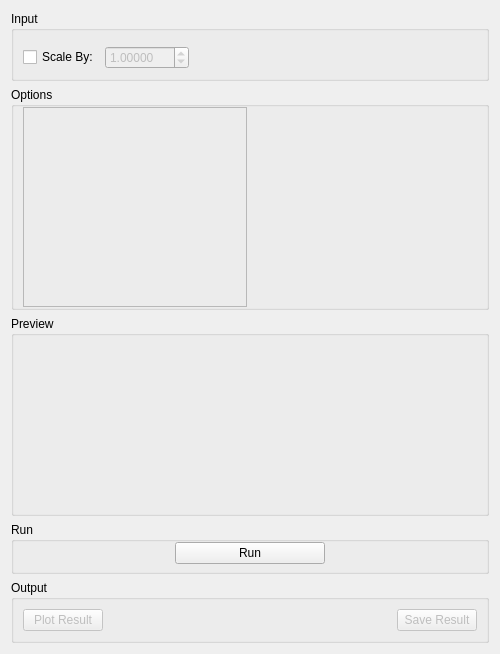
mantidproject/mantid, file qt/scientific_interfaces/Indirect/IndirectMoments.ui: the form before one commit.
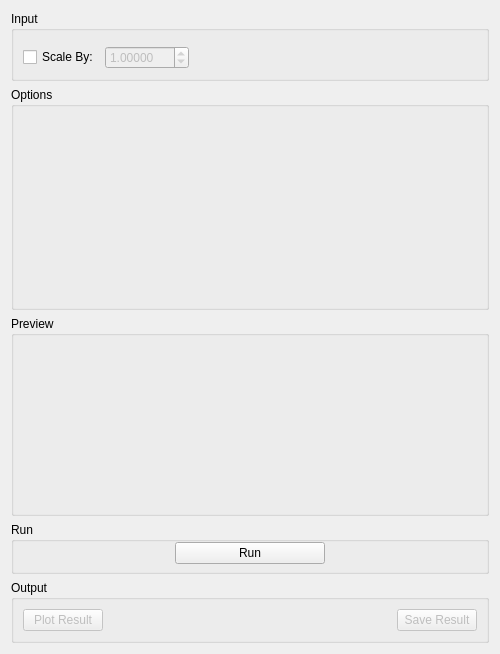
The form after the commit. Custom widgets are drawn as their Qt base class.

```diff
--- a/qt/scientific_interfaces/Indirect/IndirectMoments.ui
+++ b/qt/scientific_interfaces/Indirect/IndirectMoments.ui
@@ -121,12 +121,6 @@
           <height>0</height>
          </size>
         </property>
-        <property name="frameShape">
-         <enum>QFrame::StyledPanel</enum>
-        </property>
-        <property name="frameShadow">
-         <enum>QFrame::Raised</enum>
-        </property>
         <layout class="QGridLayout" name="gridLayout">
          <property name="leftMargin">
           <number>0</number>
```
